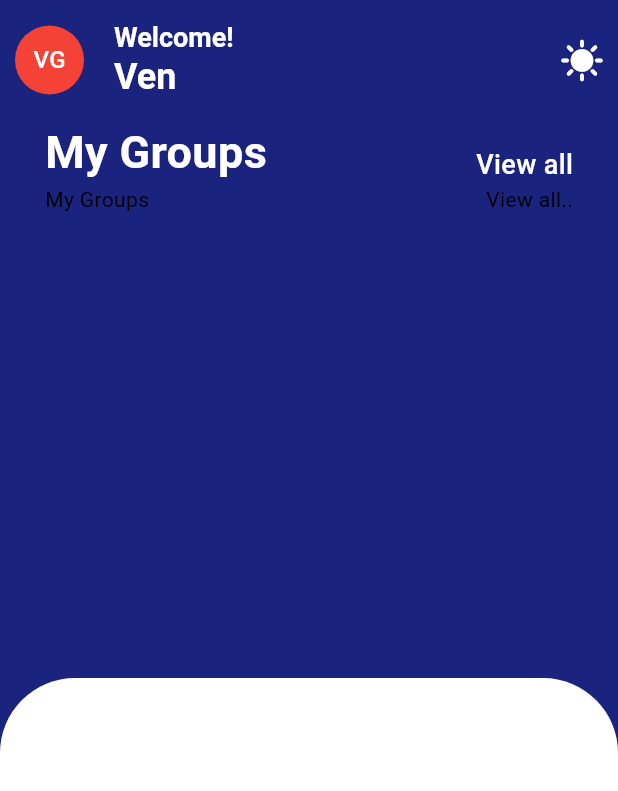
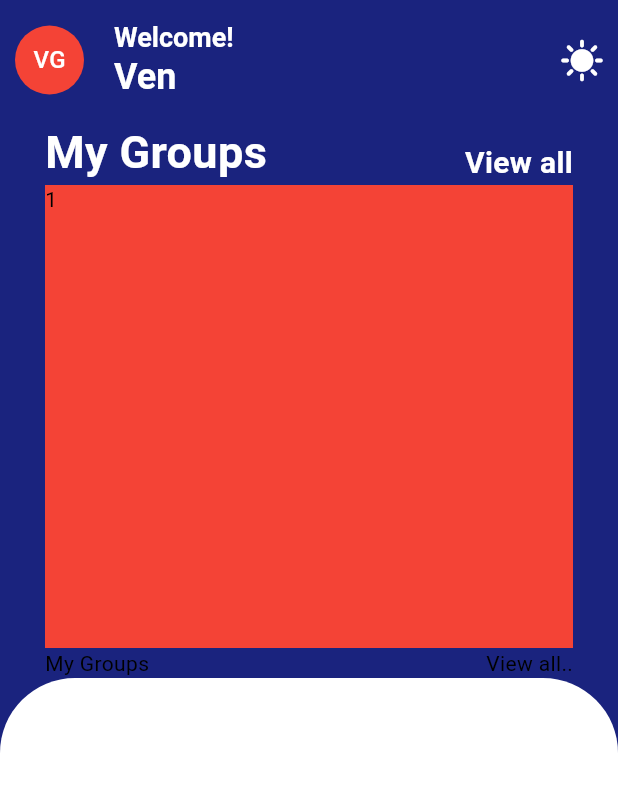
Before and after one commit to Gepeet/todo-week1, a Flutter app: the screen it shows after launch, on a phone screen of 412 x 824 dp. Shown: the top 791 px of the screen. Run offline on Flutter 3.47's test engine with Material 3 defaults, Android fonts, the phone set to English and light mode, and no system bars.

Commit message:
horizontal scrolling concept

```diff
--- a/lib/main.dart
+++ b/lib/main.dart
@@ -110,18 +110,75 @@
                                              fontSize: 30,
                                              fontWeight: FontWeight.w600,
                                           )
-
                                        ),
-                                       Text(
+                                        Text(
                                           'View all',
                                           style:TextStyle(
                                              color: Theme.of(context).colorScheme.secondary,
-                                             fontSize: 18,
-                                             fontWeight:FontWeight.w500
+                                             fontSize: 20,
+                                             fontWeight: FontWeight.w600,
                                           )
                                        )
                                     ]
                                  ),
+                                 Expanded(
+                                    child:
+                                 SizedBox(
+                                    width: double.infinity,
+                                    child:GridView(
+                                       scrollDirection: Axis.horizontal,
+                                       gridDelegate: const SliverGridDelegateWithMaxCrossAxisExtent(
+                                         maxCrossAxisExtent: 500,
+                                          childAspectRatio: 1/2,
+                                             crossAxisSpacing: 20,
+                                             mainAxisSpacing:20,
+                                       ),
+                                       children: [
+                                          Container(
+                                                decoration: BoxDecoration(
+                                                   color:Colors.red,
+                                                ),
+                                             height: 100,
+                                             width: 100,
+                                             child: const Text('1'),
+                                          ),
+                                          Container(
+                                                decoration: BoxDecoration(
+                                                   color:Colors.red,
+                                                ),
+                                             height: 100,
+                                             width: 100,
+                                             child: const Text('1'),
+                                          ),
+                                          Container(
+                                                decoration: BoxDecoration(
+                                                   color:Colors.red,
+                                                ),
+                                             height: 100,
+                                             width: 100,
+                                             child: const Text('1'),
+                                          ),
+                                          Container(
+                                                decoration: BoxDecoration(
+                                                   color:Colors.red,
+                                                ),
+                                             height: 100,
+                                             width: 100,
+                                             child: const Text('1'),
+                                          ),
+                                          Container(
+                                                decoration: BoxDecoration(
+                                                   color:Colors.red,
+                                                ),
+                                             height: 100,
+                                             width: 100,
+                                             child: const Text('1'),
+                                          )
+                                       ]
+                                 )
+                                 )
+                                 )
+,
                                   const Row(
                                     mainAxisAlignment: MainAxisAlignment.spaceBetween,
                                     children:[
```
